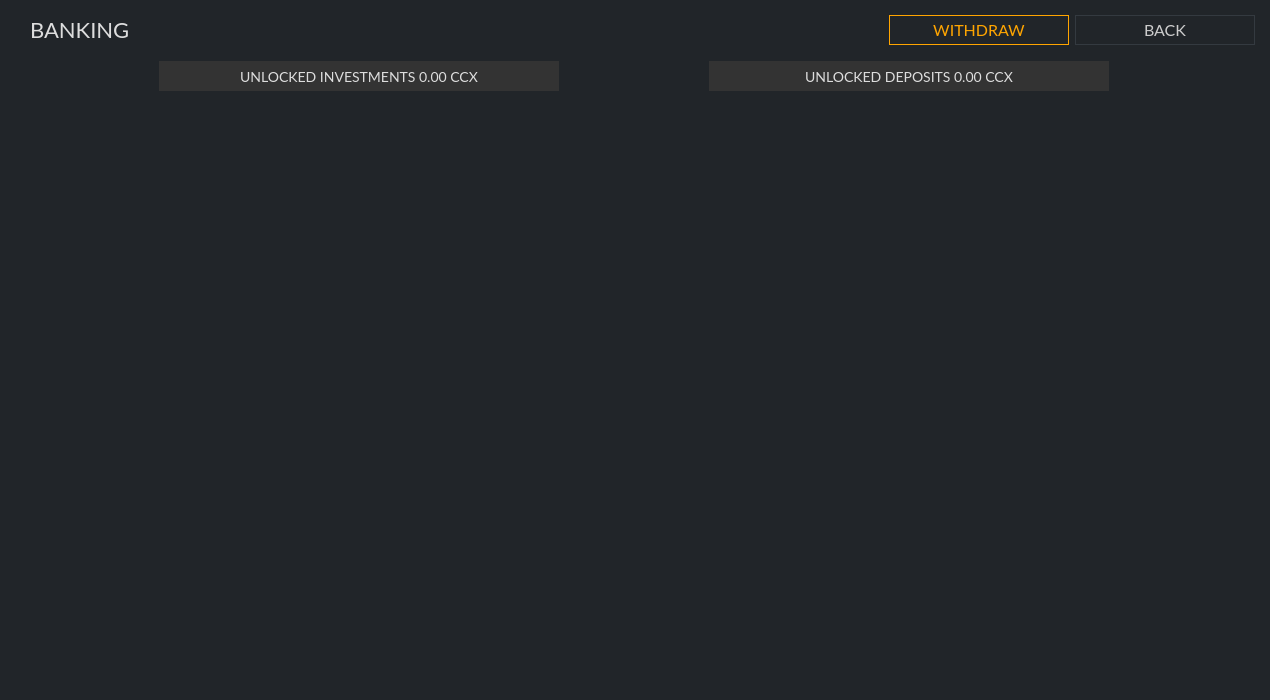
First picture: the form in src/gui/ui/bankingframe.ui, repository ConcealNetwork/conceal-desktop, before the edit.
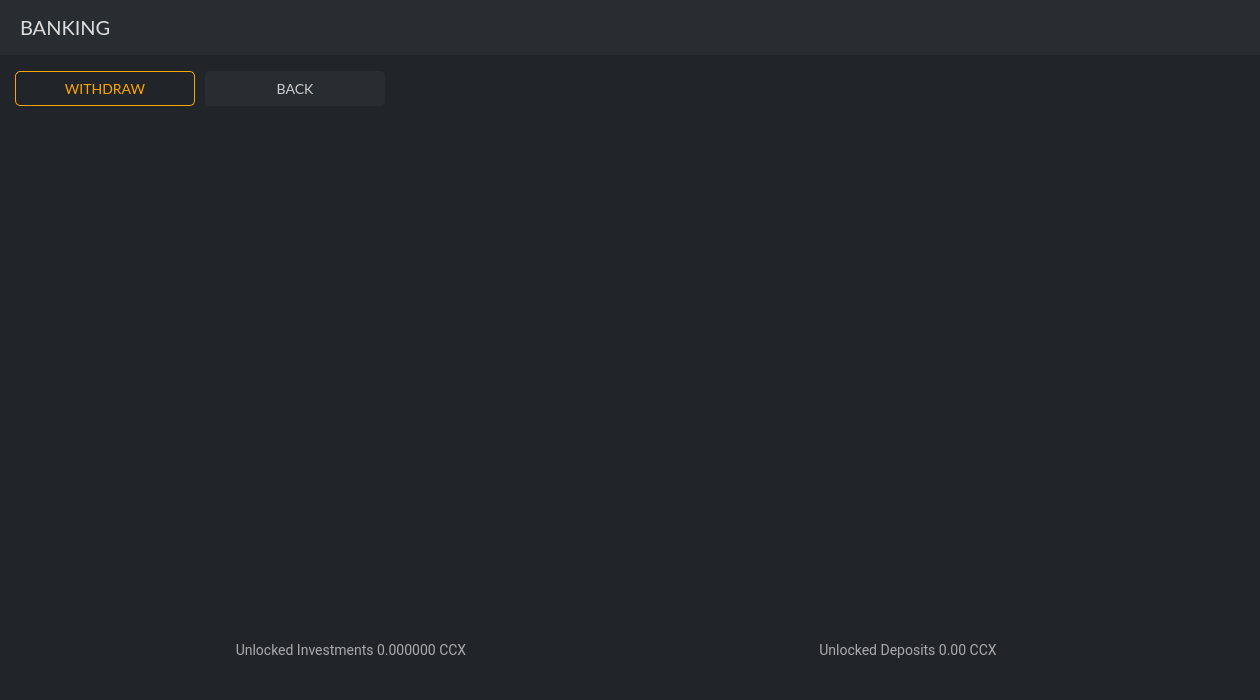
Second picture: the form after the edit.

Commit message: Banking frame changes

The edit to the form file:
```diff
--- a/src/gui/ui/bankingframe.ui
+++ b/src/gui/ui/bankingframe.ui
@@ -6,13 +6,13 @@
    <rect>
     <x>0</x>
     <y>0</y>
-    <width>1270</width>
+    <width>1260</width>
     <height>700</height>
    </rect>
   </property>
   <property name="minimumSize">
    <size>
-    <width>1270</width>
+    <width>1260</width>
     <height>700</height>
    </size>
   </property>
@@ -26,13 +26,10 @@
    <string>Frame</string>
   </property>
   <property name="styleSheet">
-   <string notr="true">background-color: #212529;
-border: 0px;
-color: #aaaaaa;
-
-
-font-size: 15px;
-font-family: Lato;</string>
+   <string notr="true">border: 0px;
+color: #ccc;
+font-size: 14px;
+ background-color: #212529;</string>
   </property>
   <property name="frameShape">
    <enum>QFrame::NoFrame</enum>
@@ -45,13 +42,13 @@
     <number>6</number>
    </property>
    <property name="leftMargin">
-    <number>15</number>
+    <number>0</number>
    </property>
    <property name="topMargin">
     <number>0</number>
    </property>
    <property name="rightMargin">
-    <number>15</number>
+    <number>0</number>
    </property>
    <property name="bottomMargin">
     <number>0</number>
@@ -59,10 +56,10 @@
    <item>
     <layout class="QHBoxLayout" name="horizontalLayout_2">
      <property name="leftMargin">
-      <number>15</number>
+      <number>0</number>
      </property>
      <property name="topMargin">
-      <number>15</number>
+      <number>0</number>
      </property>
      <item>
       <widget class="QLabel" name="label_4">
@@ -72,6 +69,12 @@
          <verstretch>0</verstretch>
         </sizepolicy>
        </property>
+       <property name="minimumSize">
+        <size>
+         <width>0</width>
+         <height>35</height>
+        </size>
+       </property>
        <property name="font">
         <font>
          <family>Lato</family>
@@ -80,25 +83,78 @@
        </property>
        <property name="styleSheet">
         <string notr="true">color: #ddd; 
-font-size: 22px;</string>
+font-size: 20px; 
+background-color: #282d31; 
+padding: 15px;
+font-family: 'Lato';</string>
        </property>
        <property name="text">
         <string>BANKING</string>
        </property>
       </widget>
      </item>
+    </layout>
+   </item>
      <item>
+    <layout class="QHBoxLayout" name="horizontalLayout_4">
+     <property name="leftMargin">
+      <number>15</number>
+     </property>
+     <property name="topMargin">
+      <number>10</number>
+     </property>
+     <property name="rightMargin">
+      <number>15</number>
+     </property>
+     <item>
+      <spacer name="horizontalSpacer">
+       <property name="orientation">
+        <enum>Qt::Horizontal</enum>
+       </property>
+       <property name="sizeHint" stdset="0">
+        <size>
+         <width>40</width>
+         <height>20</height>
+        </size>
+       </property>
+      </spacer>
+     </item>
+     <item>
+      <widget class="QGroupBox" name="groupBox">
+       <property name="minimumSize">
+        <size>
+         <width>1230</width>
+         <height>35</height>
+        </size>
+       </property>
+       <property name="maximumSize">
+        <size>
+         <width>1230</width>
+         <height>35</height>
+        </size>
+       </property>
+       <property name="title">
+        <string>GroupBox</string>
+       </property>
       <widget class="QPushButton" name="m_withdrawButton">
+        <property name="geometry">
+         <rect>
+          <x>0</x>
+          <y>0</y>
+          <width>180</width>
+          <height>35</height>
+         </rect>
+        </property>
        <property name="minimumSize">
         <size>
          <width>180</width>
-         <height>30</height>
+          <height>35</height>
         </size>
        </property>
        <property name="maximumSize">
         <size>
-         <width>210</width>
-         <height>40</height>
+          <width>180</width>
+          <height>35</height>
         </size>
        </property>
        <property name="font">
@@ -108,27 +164,33 @@
         </font>
        </property>
        <property name="styleSheet">
-        <string notr="true">QPushButton#m_withdrawButton {color: orange; background-color: #212529; border: 1px solid orange; font-size: 16px;}
+         <string notr="true">QPushButton#m_withdrawButton {color:orange; border: 1px solid orange; font-size: 14px; border-radius: 5px; font-family: 'Lato'; }
 
-QPushButton#m_withdrawButton:hover {color: orange; background-color: #212529; border: 2px solid orange; font-size: 16px;}</string>
+QPushButton#m_withdrawButton:hover {color:orange; border: 1px solid orange; font-size: 14px; border-radius: 5px; font-family: 'Lato'; }</string>
        </property>
        <property name="text">
         <string>WITHDRAW</string>
        </property>
       </widget>
-     </item>
-     <item>
       <widget class="QPushButton" name="m_backButton">
+        <property name="geometry">
+         <rect>
+          <x>190</x>
+          <y>0</y>
+          <width>180</width>
+          <height>35</height>
+         </rect>
+        </property>
        <property name="minimumSize">
         <size>
          <width>180</width>
-         <height>30</height>
+          <height>35</height>
         </size>
        </property>
        <property name="maximumSize">
         <size>
-         <width>210</width>
-         <height>40</height>
+          <width>180</width>
+          <height>35</height>
         </size>
        </property>
        <property name="font">
@@ -138,138 +200,109 @@
         </font>
        </property>
        <property name="styleSheet">
-        <string notr="true">QPushButton#m_backButton {color: #ccc; border: 1px solid #343a40; font-size: 16px; background-color: #212529;}
+         <string notr="true">QPushButton#m_backButton {color: #ccc; border: 0px solid #343a40; font-size: 14px;background-color: #282d31; border-radius: 5px; font-family: 'Lato';}
 
-QPushButton#m_backButton:hover {color: #ddd; border: 2px solid #444; font-size: 16px; background-color: #212529;}</string>
+QPushButton#m_backButton:hover {color: #ddd; border: 0px solid #444; font-size: 14px; background-color: #343a40;  border-radius: 5px; font-family: 'Lato';}</string>
        </property>
        <property name="text">
         <string>BACK</string>
        </property>
       </widget>
+      </widget>
+     </item>
+     <item>
+      <spacer name="horizontalSpacer_2">
+       <property name="orientation">
+        <enum>Qt::Horizontal</enum>
+       </property>
+       <property name="sizeHint" stdset="0">
+        <size>
+         <width>40</width>
+         <height>20</height>
+        </size>
+       </property>
+      </spacer>
      </item>
     </layout>
    </item>
    <item>
-    <layout class="QHBoxLayout" name="horizontalLayout_3">
+    <layout class="QHBoxLayout" name="horizontalLayout">
+     <property name="leftMargin">
+      <number>15</number>
+     </property>
      <property name="topMargin">
-      <number>10</number>
+      <number>15</number>
      </property>
-     <property name="bottomMargin">
-      <number>10</number>
+     <property name="rightMargin">
+      <number>15</number>
      </property>
-     <item>
-      <widget class="QLabel" name="m_unlockedInvestmentLabel">
-       <property name="minimumSize">
-        <size>
-         <width>400</width>
-         <height>30</height>
-        </size>
-       </property>
-       <property name="maximumSize">
-        <size>
-         <width>400</width>
-         <height>30</height>
-        </size>
-       </property>
-       <property name="font">
-        <font>
-         <family>Lato</family>
-         <pointsize>-1</pointsize>
-        </font>
-       </property>
-       <property name="styleSheet">
-        <string notr="true">color: #ddd; font-size: 14px; background-color: #333;</string>
-       </property>
-       <property name="text">
-        <string notr="true">UNLOCKED INVESTMENTS 0.00 CCX</string>
-       </property>
-       <property name="alignment">
-        <set>Qt::AlignCenter</set>
-       </property>
-      </widget>
-     </item>
-     <item>
-      <widget class="QLabel" name="m_unlockedDepositLabel">
-       <property name="minimumSize">
-        <size>
-         <width>400</width>
-         <height>30</height>
-        </size>
-       </property>
-       <property name="maximumSize">
-        <size>
-         <width>400</width>
-         <height>30</height>
-        </size>
-       </property>
-       <property name="font">
-        <font>
-         <family>Lato</family>
-         <pointsize>-1</pointsize>
-        </font>
-       </property>
-       <property name="styleSheet">
-        <string notr="true">color: #ddd; font-size: 14px; background-color: #333;</string>
-       </property>
-       <property name="text">
-        <string notr="true">UNLOCKED DEPOSITS 0.00 CCX</string>
-       </property>
-       <property name="alignment">
-        <set>Qt::AlignCenter</set>
-       </property>
-      </widget>
-     </item>
-    </layout>
-   </item>
    <item>
     <widget class="QTreeView" name="m_depositView">
      <property name="minimumSize">
       <size>
-       <width>300</width>
+         <width>1230</width>
        <height>300</height>
       </size>
      </property>
      <property name="maximumSize">
       <size>
-       <width>16777215</width>
+         <width>1230</width>
        <height>16777215</height>
       </size>
      </property>
      <property name="font">
       <font>
-       <family>Lato</family>
+         <family>Lucida Console</family>
        <pointsize>-1</pointsize>
       </font>
      </property>
      <property name="styleSheet">
       <string notr="true">QHeaderView::section {
-background-color: #282d31; 
-   color: #ddd;
-	font-family: Lato;
+background-color: #282d31;
+   color: orange;
+	font-family: 'Lucida Console';
     border: 0px solid white;
-font-size: 14px;
-border-bottom: 1px solid orange;
-   height: 30px;
+font-size: 13px;
+border-bottom: 1px solid #444;
+   height: 37px;
 
 }
 
+QTreeView {
+  font-family: 'Lucida Console';
+    color: #ccc;
+font-size: 13px;
+    height: 37px;
+background-color: #282d31;
+padding-left: 15px;
+padding-top: 5px;
+padding-right: 5px;
+}
+
 QTreeView::item {
-    color: #ddd;
-    height: 35px;
+  font-family: 'Lucida Console';
+    color: #ccc;
+font-size: 14px;
+    height: 37px;
 }
 
 QTreeView::branch:selected {
   background-color: orange;
+font-size: 13px;
   color: black;
 }
 
 QWidget:item:selected {
-  font-family: Lato;
-  background-color: #282d31;
-  color: #ddd;
+  font-family: 'Lucida Console';
+background-color: #282d31;
+font-size: 13px;
+  color: #ccc;
 }
 
-margin-top: 20px;</string>
+font-size: 14px;
+font-family: 'Lucida Console';
+
+</string>
      </property>
      <property name="frameShape">
       <enum>QFrame::NoFrame</enum>
@@ -293,6 +326,80 @@
       <bool>true</bool>
      </property>
     </widget>
+     </item>
+    </layout>
+   </item>
+   <item>
+    <layout class="QHBoxLayout" name="horizontalLayout_3">
+     <property name="topMargin">
+      <number>5</number>
+     </property>
+     <property name="bottomMargin">
+      <number>15</number>
+     </property>
+     <item>
+      <widget class="QLabel" name="m_unlockedInvestmentLabel">
+       <property name="minimumSize">
+        <size>
+         <width>400</width>
+         <height>30</height>
+        </size>
+       </property>
+       <property name="maximumSize">
+        <size>
+         <width>400</width>
+         <height>30</height>
+        </size>
+       </property>
+       <property name="font">
+        <font>
+         <family>Roboto</family>
+         <pointsize>-1</pointsize>
+        </font>
+       </property>
+       <property name="styleSheet">
+        <string notr="true">color: #aaa; border: none; font-size: 14px; font-family: 'Roboto';</string>
+       </property>
+       <property name="text">
+        <string notr="true">Unlocked Investments 0.000000 CCX</string>
+       </property>
+       <property name="alignment">
+        <set>Qt::AlignCenter</set>
+       </property>
+      </widget>
+     </item>
+     <item>
+      <widget class="QLabel" name="m_unlockedDepositLabel">
+       <property name="minimumSize">
+        <size>
+         <width>400</width>
+         <height>30</height>
+        </size>
+       </property>
+       <property name="maximumSize">
+        <size>
+         <width>400</width>
+         <height>30</height>
+        </size>
+       </property>
+       <property name="font">
+        <font>
+         <family>Roboto</family>
+         <pointsize>-1</pointsize>
+        </font>
+       </property>
+       <property name="styleSheet">
+        <string notr="true">color: #aaa; border: none; font-size: 14px; font-family: 'Roboto';</string>
+       </property>
+       <property name="text">
+        <string notr="true">Unlocked Deposits 0.00 CCX</string>
+       </property>
+       <property name="alignment">
+        <set>Qt::AlignCenter</set>
+       </property>
+      </widget>
+     </item>
+    </layout>
    </item>
    <item>
     <spacer name="verticalSpacer">
```
Lines whose indentation alone changed are shown as unchanged.
